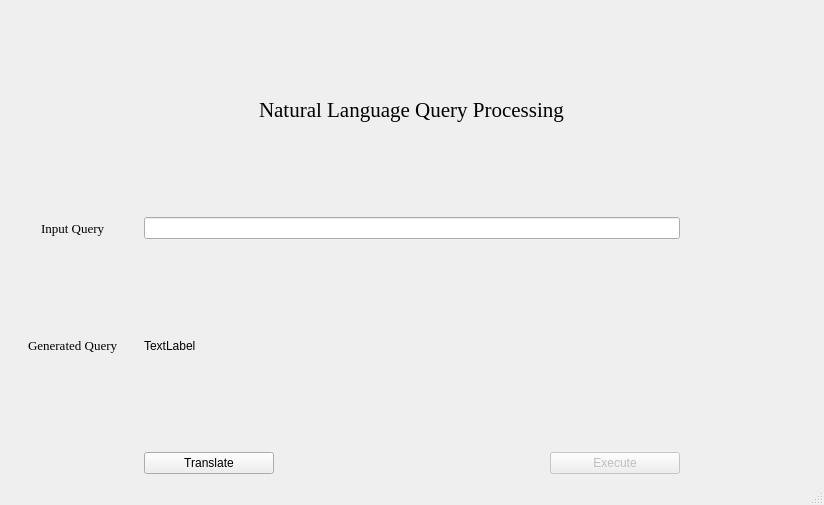
Qt form prototype.ui (tejase13/myproject) before a commit.
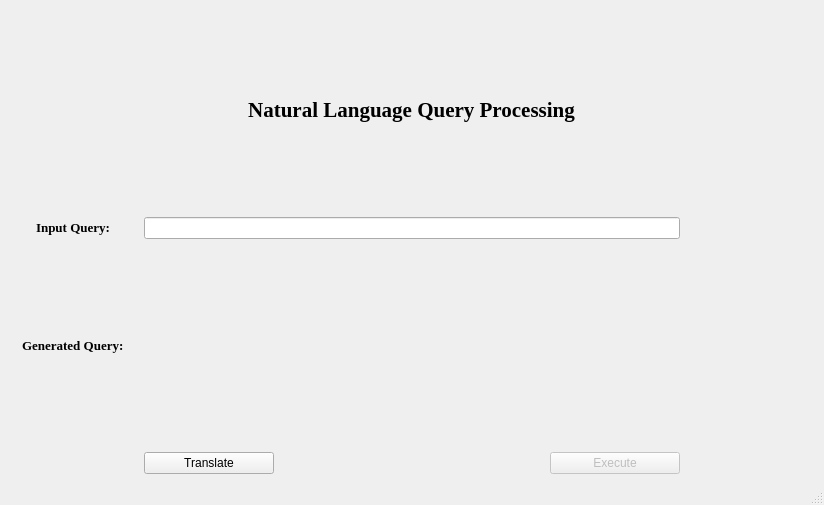
The same form after that commit.

Patch:
```diff
--- a/prototype.ui
+++ b/prototype.ui
@@ -51,7 +51,7 @@
            </font>
           </property>
           <property name="text">
-           <string>Generated Query</string>
+           <string>&lt;html&gt;&lt;head/&gt;&lt;body&gt;&lt;p&gt;&lt;span style=&quot; font-weight:600;&quot;&gt;Generated Query:&lt;/span&gt;&lt;/p&gt;&lt;/body&gt;&lt;/html&gt;</string>
           </property>
           <property name="scaledContents">
            <bool>true</bool>
@@ -74,7 +74,7 @@
            </font>
           </property>
           <property name="text">
-           <string>Natural Language Query Processing</string>
+           <string>&lt;html&gt;&lt;head/&gt;&lt;body&gt;&lt;p align=&quot;center&quot;&gt;&lt;span style=&quot; font-weight:600;&quot;&gt;Natural Language Query Processing&lt;/span&gt;&lt;/p&gt;&lt;/body&gt;&lt;/html&gt;</string>
           </property>
          </widget>
         </item>
@@ -91,7 +91,7 @@
            </font>
           </property>
           <property name="text">
-           <string>Input Query</string>
+           <string>&lt;html&gt;&lt;head/&gt;&lt;body&gt;&lt;p&gt;&lt;span style=&quot; font-weight:600;&quot;&gt;Input Query:&lt;/span&gt;&lt;/p&gt;&lt;/body&gt;&lt;/html&gt;</string>
           </property>
          </widget>
         </item>
@@ -113,10 +113,10 @@
       </item>
       <item row="2" column="1" colspan="4">
        <layout class="QVBoxLayout" name="verticalLayout_6">
-        <item>
+        <item alignment="Qt::AlignVCenter">
          <widget class="QLabel" name="generated_query">
           <property name="text">
-           <string>TextLabel</string>
+           <string/>
           </property>
          </widget>
         </item>
```
Left out of the diff: 29 changed lines with no effect on the pictures.
